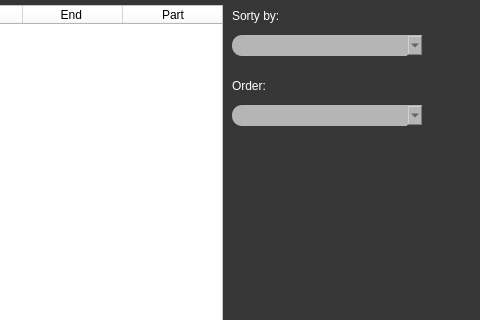
This is AppWindow.ui in asuXie/Machine-Maintenance-System-MMS as Qt 5 draws it before an edit; both pictures show x 720 to 1200 and y 331 to 651 of the 1200 by 800 pixel window. The edited form follows.
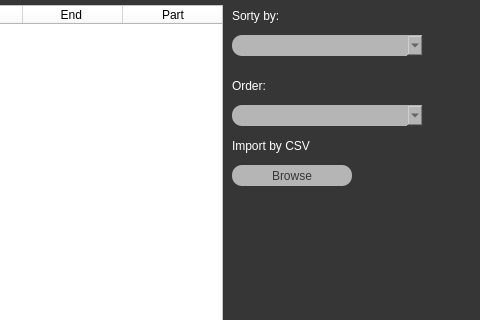
This is the edited form. The open tabs and pages were chosen to show the change. Icons and pictures are not drawn.

Patch:
```diff
--- a/AppWindow.ui
+++ b/AppWindow.ui
@@ -499,6 +499,63 @@
        </rect>
       </property>
      </widget>
+     <widget class="QPushButton" name="browseTasks">
+      <property name="geometry">
+       <rect>
+        <x>950</x>
+        <y>430</y>
+        <width>120</width>
+        <height>21</height>
+       </rect>
+      </property>
+      <property name="maximumSize">
+       <size>
+        <width>120</width>
+        <height>60</height>
+       </size>
+      </property>
+      <property name="styleSheet">
+       <string notr="true">
+QPushButton{
+color: rgb(54, 54, 54);
+border-color: rgb(96, 96, 96);
+selection-color: rgb(0, 0, 0);
+font: 10pt &quot;Verdana&quot;;
+border-radius: 10px;
+background-color: rgb(181, 181, 181);
+
+}
+
+QPushButton:hover {
+color: rgb(255, 159, 102);
+}</string>
+      </property>
+      <property name="text">
+       <string>Browse</string>
+      </property>
+     </widget>
+     <widget class="QLabel" name="label_22">
+      <property name="geometry">
+       <rect>
+        <x>950</x>
+        <y>400</y>
+        <width>161</width>
+        <height>21</height>
+       </rect>
+      </property>
+      <property name="styleSheet">
+       <string notr="true">
+border-color: rgb(96, 96, 96);
+selection-color: rgb(0, 0, 0);
+
+
+color: rgb(255, 255, 255); 
+font: 16pt &quot;Verdana&quot;;</string>
+      </property>
+      <property name="text">
+       <string>Import by CSV</string>
+      </property>
+     </widget>
     </widget>
     <widget class="QWidget" name="tab_2">
      <attribute name="title">
```
Left out of the diff: 130 changed lines with no effect on the pictures.
